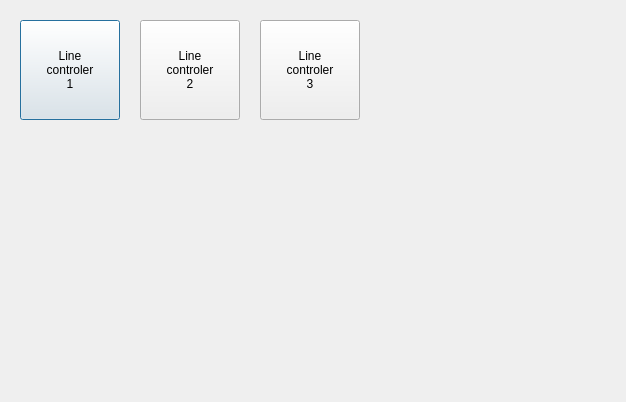
This is sterownik_glowny/bc_client/cdevicedialog.ui in bremenpl/bateria_cenralna as Qt 5 draws it before an edit. The edited form follows.
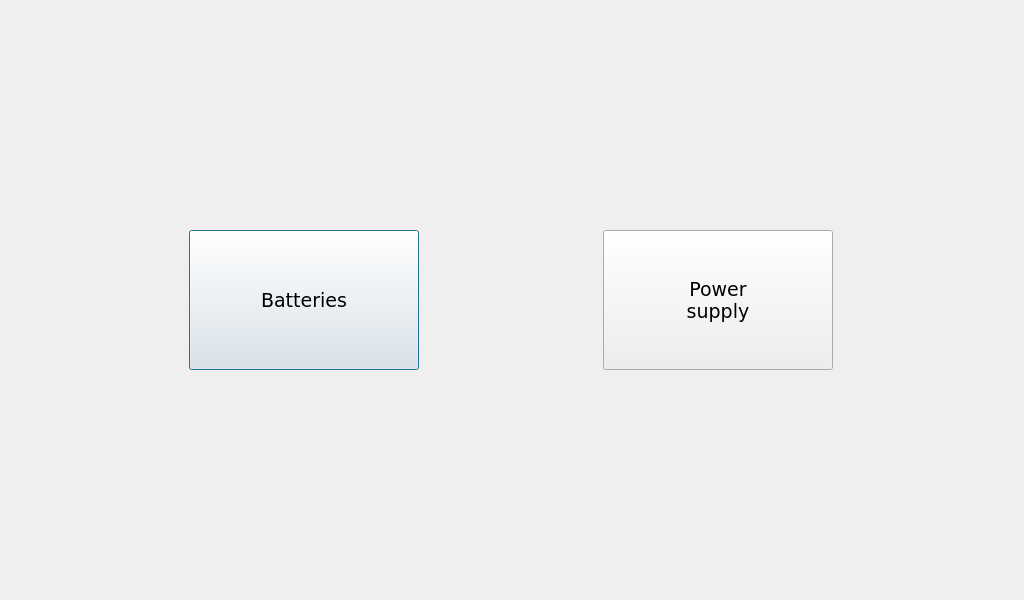
This is the edited form. Icons and pictures are not drawn.

What changed in the file:
```diff
--- a/sterownik_glowny/bc_client/cdevicedialog.ui
+++ b/sterownik_glowny/bc_client/cdevicedialog.ui
@@ -6,85 +6,106 @@
    <rect>
     <x>0</x>
     <y>0</y>
-    <width>626</width>
-    <height>402</height>
+    <width>1024</width>
+    <height>600</height>
    </rect>
   </property>
   <property name="windowTitle">
    <string>Dialog</string>
   </property>
-  <widget class="QPushButton" name="pushButton">
-   <property name="geometry">
-    <rect>
-     <x>20</x>
-     <y>20</y>
-     <width>100</width>
-     <height>100</height>
-    </rect>
+  <layout class="QGridLayout" name="gridLayout">
+   <item row="0" column="0">
+    <widget class="QPushButton" name="pbDevicesBatteries">
+     <property name="sizePolicy">
+      <sizepolicy hsizetype="Fixed" vsizetype="Fixed">
+       <horstretch>0</horstretch>
+       <verstretch>0</verstretch>
+      </sizepolicy>
    </property>
    <property name="minimumSize">
     <size>
-     <width>100</width>
-     <height>100</height>
-    </size>
-   </property>
-   <property name="text">
-    <string>Line
-controler
-1</string>
-   </property>
-   <property name="flat">
-    <bool>false</bool>
-   </property>
-  </widget>
-  <widget class="QPushButton" name="pushButton_2">
-   <property name="geometry">
-    <rect>
-     <x>140</x>
-     <y>20</y>
-     <width>100</width>
-     <height>100</height>
-    </rect>
-   </property>
-   <property name="minimumSize">
+       <width>230</width>
+       <height>140</height>
+      </size>
+     </property>
+     <property name="maximumSize">
+      <size>
+       <width>230</width>
+       <height>140</height>
+      </size>
+     </property>
+     <property name="font">
+      <font>
+       <family>DejaVu Sans</family>
+       <pointsize>14</pointsize>
+      </font>
+     </property>
+     <property name="text">
+      <string>Batteries</string>
+     </property>
+     <property name="icon">
+      <iconset>
+       <normalon>:/graphics/devices_battery.png</normalon>
+      </iconset>
+     </property>
+     <property name="iconSize">
     <size>
-     <width>100</width>
-     <height>100</height>
-    </size>
-   </property>
-   <property name="text">
-    <string>Line
-controler
-2</string>
-   </property>
-   <property name="flat">
+       <width>128</width>
+       <height>128</height>
+      </size>
+     </property>
+     <property name="checkable">
     <bool>false</bool>
    </property>
   </widget>
-  <widget class="QPushButton" name="pushButton_3">
-   <property name="geometry">
-    <rect>
-     <x>260</x>
-     <y>20</y>
-     <width>100</width>
-     <height>100</height>
-    </rect>
+   </item>
+   <item row="0" column="1">
+    <widget class="QPushButton" name="pbDevicesPowersupply">
+     <property name="sizePolicy">
+      <sizepolicy hsizetype="Fixed" vsizetype="Fixed">
+       <horstretch>0</horstretch>
+       <verstretch>0</verstretch>
+      </sizepolicy>
    </property>
    <property name="minimumSize">
     <size>
-     <width>100</width>
-     <height>100</height>
-    </size>
-   </property>
+       <width>230</width>
+       <height>140</height>
+      </size>
+     </property>
+     <property name="maximumSize">
+      <size>
+       <width>230</width>
+       <height>140</height>
+      </size>
+     </property>
+     <property name="font">
+      <font>
+       <family>DejaVu Sans</family>
+       <pointsize>14</pointsize>
+      </font>
+     </property>
    <property name="text">
-    <string>Line
-controler
-3</string>
-   </property>
-   <property name="flat">
+      <string>Power
+supply</string>
+     </property>
+     <property name="icon">
+      <iconset>
+       <normalon>:/graphics/devices_powersupply.png</normalon>
+      </iconset>
+     </property>
+     <property name="iconSize">
+      <size>
+       <width>128</width>
+       <height>128</height>
+      </size>
+     </property>
+     <property name="checkable">
     <bool>false</bool>
    </property>
   </widget>
+   </item>
+  </layout>
  </widget>
  <resources/>
  <connections/>
```
Lines whose indentation alone changed are shown as unchanged.
